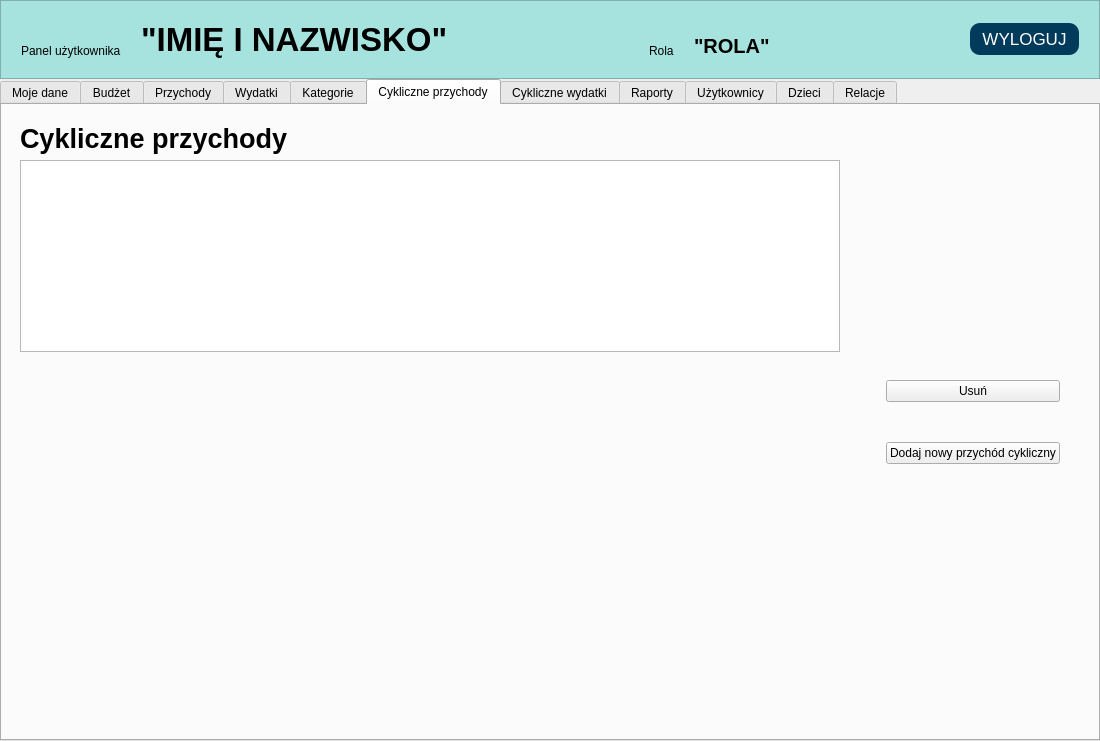
Before: the Qt Designer form ui/User_Panel.ui in Dawid-Robak-IG/BUDZET_DOMOWY, drawn with Qt 5.
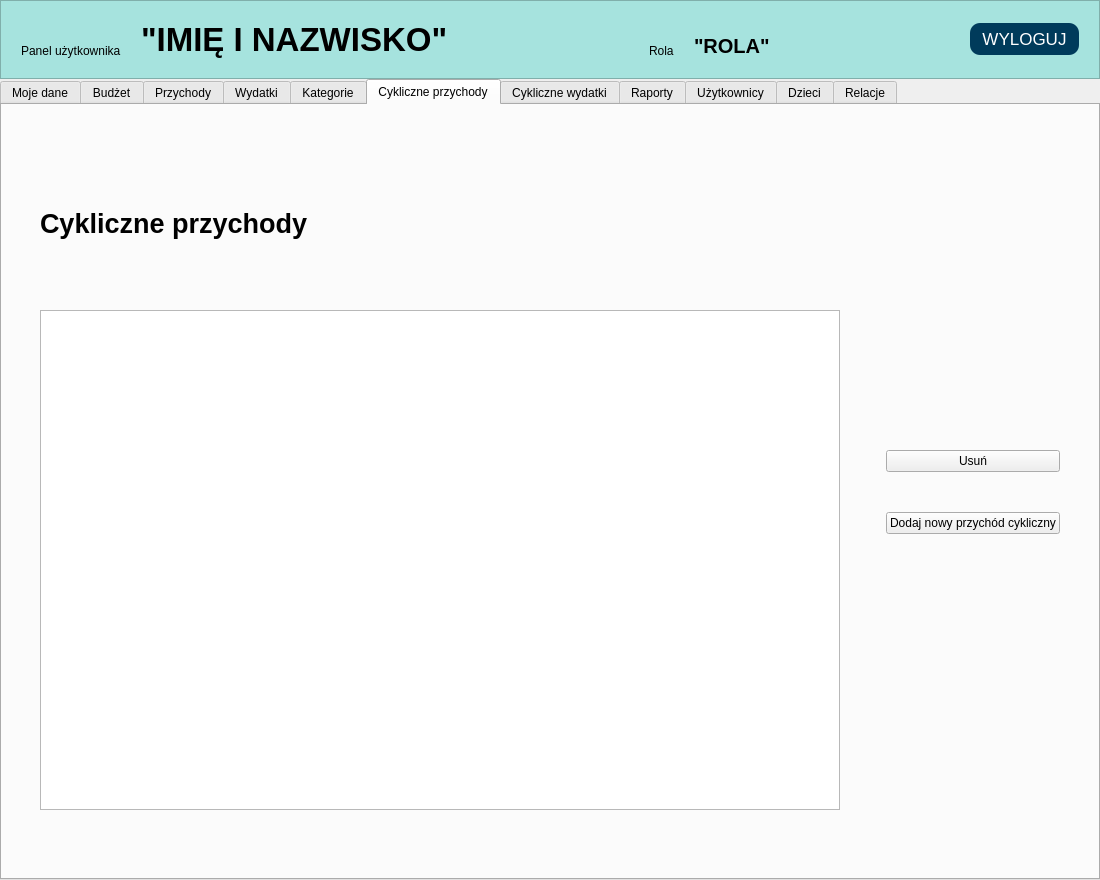
After: the same form once the commit is applied. The open tabs and pages were chosen to show the change.

What changed in the file:
```diff
--- a/ui/User_Panel.ui
+++ b/ui/User_Panel.ui
@@ -7,7 +7,7 @@
     <x>0</x>
     <y>0</y>
     <width>1100</width>
-    <height>741</height>
+    <height>880</height>
    </rect>
   </property>
   <property name="windowTitle">
@@ -1440,10 +1440,19 @@
          <widget class="QWidget" name="page_CP_lista">
           <layout class="QHBoxLayout" name="horizontalLayout_21">
            <item>
-            <layout class="QVBoxLayout" name="verticalLayout_14">
+            <layout class="QVBoxLayout" name="verticalLayout_14" stretch="1,5">
+             <property name="leftMargin">
+              <number>20</number>
+             </property>
+             <property name="topMargin">
+              <number>20</number>
+             </property>
              <property name="rightMargin">
               <number>20</number>
              </property>
+             <property name="bottomMargin">
+              <number>50</number>
+             </property>
              <item>
               <widget class="QLabel" name="label_61">
                <property name="font">
@@ -1456,7 +1465,7 @@
                 <string>Cykliczne przychody</string>
                </property>
                <property name="margin">
-                <number>50</number>
+                <number>15</number>
                </property>
               </widget>
              </item>
@@ -1468,6 +1477,12 @@
                  <verstretch>0</verstretch>
                 </sizepolicy>
                </property>
+               <property name="minimumSize">
+                <size>
+                 <width>0</width>
+                 <height>500</height>
+                </size>
+               </property>
                <property name="maximumSize">
                 <size>
                  <width>1500</width>
@@ -1476,19 +1491,6 @@
                </property>
               </widget>
              </item>
-             <item>
-              <spacer name="verticalSpacer_23">
-               <property name="orientation">
-                <enum>Qt::Vertical</enum>
-               </property>
-               <property name="sizeHint" stdset="0">
-                <size>
-                 <width>20</width>
-                 <height>40</height>
-                </size>
-               </property>
-              </spacer>
-             </item>
             </layout>
            </item>
            <item>
```
Left out of the diff: 34 changed lines with no effect on the pictures.
